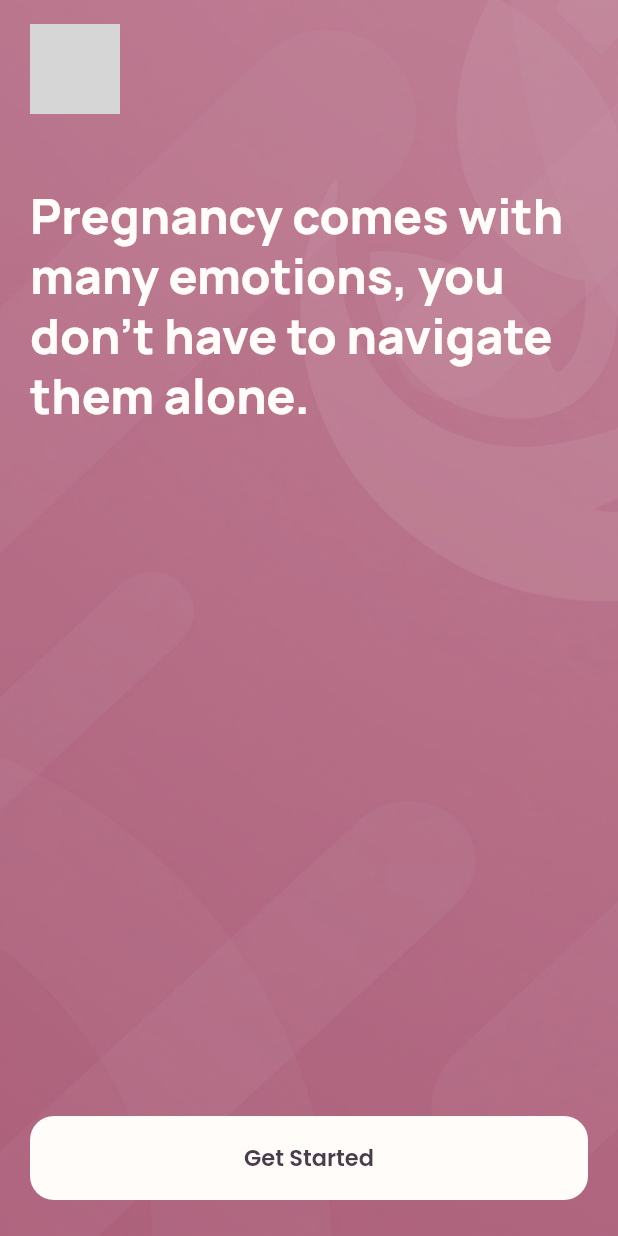
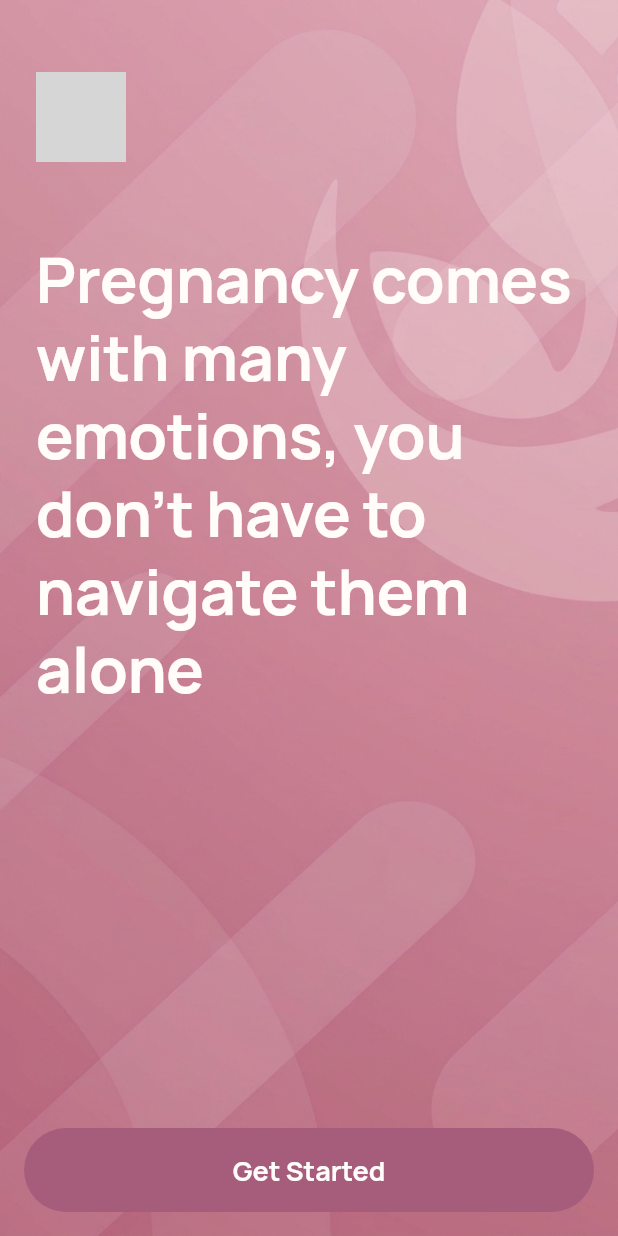
Before and after one commit to Kamcel/bloom, a Flutter app: the WelcomeScreen3 screen opened directly, on a phone screen of 412 x 824 dp. Run offline on Flutter 3.47's test engine with Material 3 defaults, Android fonts, the phone set to English and light mode, and no system bars; our stand-ins replace drift, flutter_riverpod, flutter_svg, freezed_annotation, go_router, riverpod_annotation; missing offline and left inert: phosphoricons_flutter; accounts and stored records are empty; generated files the repository leaves out were written again; project files that could hold a hidden picture were left out; grey boxes are pictures that could not be loaded.

Commit message:
onboarding page scaffold

```diff
--- a/lib/features/onboarding/presentation/screens/welcome_screen.dart
+++ b/lib/features/onboarding/presentation/screens/welcome_screen.dart
@@ -2,6 +2,7 @@ import 'package:bloom/core/theme/app_dimension.dart';
 import 'package:bloom/core/widgets/app_button.dart';
 
 import 'package:flutter/material.dart';
+import 'package:go_router/go_router.dart';
 import 'package:phosphoricons_flutter/phosphoricons_flutter.dart';
 
 class WelcomeScreen extends StatelessWidget {
@@ -69,9 +70,7 @@ class WelcomeScreen extends StatelessWidget {
                 const SizedBox(height: AppSpacing.tight - 4),
                 TextButton(
                   style: TextButton.styleFrom(foregroundColor: colors.primary),
-                  onPressed: () {
-                    //TODO: Ad navigation to honboarding questions
-                  },
+                  onPressed: () => context.go('/onboardingScreen'),
                   child: Text('I already have an account'),
                 ),
               ],
--- a/lib/features/onboarding/presentation/screens/welcome_screen_3.dart
+++ b/lib/features/onboarding/presentation/screens/welcome_screen_3.dart
@@ -1,36 +1,68 @@
 import 'package:bloom/core/theme/app_colors.dart';
 import 'package:bloom/core/theme/app_dimension.dart';
-import 'package:bloom/features/onboarding/presentation/screens/welcome_scaffold.dart';
-
+import 'package:bloom/core/widgets/app_button.dart';
 import 'package:flutter/material.dart';
+import 'package:flutter_svg/svg.dart';
+import 'package:go_router/go_router.dart';
 
 class WelcomeScreen3 extends StatelessWidget {
   const WelcomeScreen3({super.key});
 
   @override
   Widget build(BuildContext context) {
-    return WelcomeScaffold(
-      child: Column(
-        crossAxisAlignment: CrossAxisAlignment.start,
+    final textTheme = Theme.of(context).textTheme;
+    return Scaffold(
+      body: Stack(
+        fit: StackFit.expand,
         children: [
-          const WelcomeLogo(),
-          const SizedBox(height: AppSpacing.breathing),
-          Text(
-            'Pregnancy comes with many emotions, you don’t have to navigate them alone.',
-            style: welcomeHeadline(context, long: true),
+          Image.asset('assets/images/bloom_bg.jpg', fit: BoxFit.cover),
+          const DecoratedBox(
+            decoration: BoxDecoration(
+              gradient: LinearGradient(
+                begin: Alignment.topCenter,
+                end: Alignment.bottomCenter,
+                colors: [Colors.transparent, Colors.black87],
+                stops: [0.4, 0.75, 1.0],
+              ),
+            ),
           ),
-          const Spacer(),
-          SizedBox(
-            width: double.infinity,
-            child: FilledButton(
-              style: FilledButton.styleFrom(
-                backgroundColor: AppColor.softWhite,
-                foregroundColor: AppColor.deepPlum,
+          Positioned(
+            top: AppSpacing.breathing,
+            left: AppSpacing.group,
+            child: SvgPicture.asset(
+              'assets/images/bloom_logo.svg',
+              width: 60,
+              height: 60,
+              colorFilter: const ColorFilter.mode(
+                AppColor.softWhite,
+                BlendMode.srcIn,
               ),
-              onPressed: () {
-                // TODO: context.go(<your auth or onboarding route>)
-              },
-              child: const Text('Get Started'),
+            ),
+          ),
+          Positioned(
+            top: AppSpacing.breathing * 3,
+            left: AppSpacing.tight,
+            right: AppSpacing.tight,
+            child: Padding(
+              padding: const EdgeInsets.all(AppSpacing.standard),
+              child: Text(
+                'Pregnancy comes with many emotions, you don\'t have to navigate them alone',
+                style: textTheme.displayLarge?.copyWith(
+                  color: AppColor.softWhite,
+                  fontWeight: FontWeight.bold,
+                ),
+              ),
+            ),
+          ),
+          Positioned(
+            bottom: AppSpacing.standard,
+            left: AppSpacing.standard,
+            right: AppSpacing.standard,
+            child: SafeArea(
+              child: AppButton(
+                label: 'Get Started',
+                onPressed: () => context.go('/onboardingScreen'),
+              ),
             ),
           ),
         ],
```
Also changed, not shown: lib/core/router/app_router.dart (+14 -5 lines), lib/features/onboarding/data/constants/onboarding_constants.dart (added, +16 -0 lines), lib/features/onboarding/data/models/onboarding_questions_page.dart (added, +15 -0 lines), lib/features/onboarding/presentation/screens/onboarding_screen.dart (+40 -0 lines), lib/features/onboarding/presentation/screens/welcome_screen_1.dart (+69 -17 lines), lib/features/onboarding/presentation/screens/welcome_screen_2.dart (added, +92 -0 lines), lib/features/onboarding/presentation/widgets/welcome_screen_1.dart (+32 -32 lines), lib/features/onboarding/presentation/widgets/welcome_screen_2.dart (+39 -39 lines), lib/features/onboarding/presentation/widgets/welcome_screen_3.dart (+32 -32 lines), lib/features/onboarding/data/models/onboarding_questions_page.freezed.dart (added), lib/features/onboarding/data/models/onboarding_questions_page.g.dart (added), lib/features/onboarding/presentation/providers/onboarding_controller.g.dart, lib/features/onboarding/presentation/widgets/onbaording_personal.dart (added), lib/features/onboarding/presentation/widgets/onboarding_expereince.dart (added), 2 more files.
